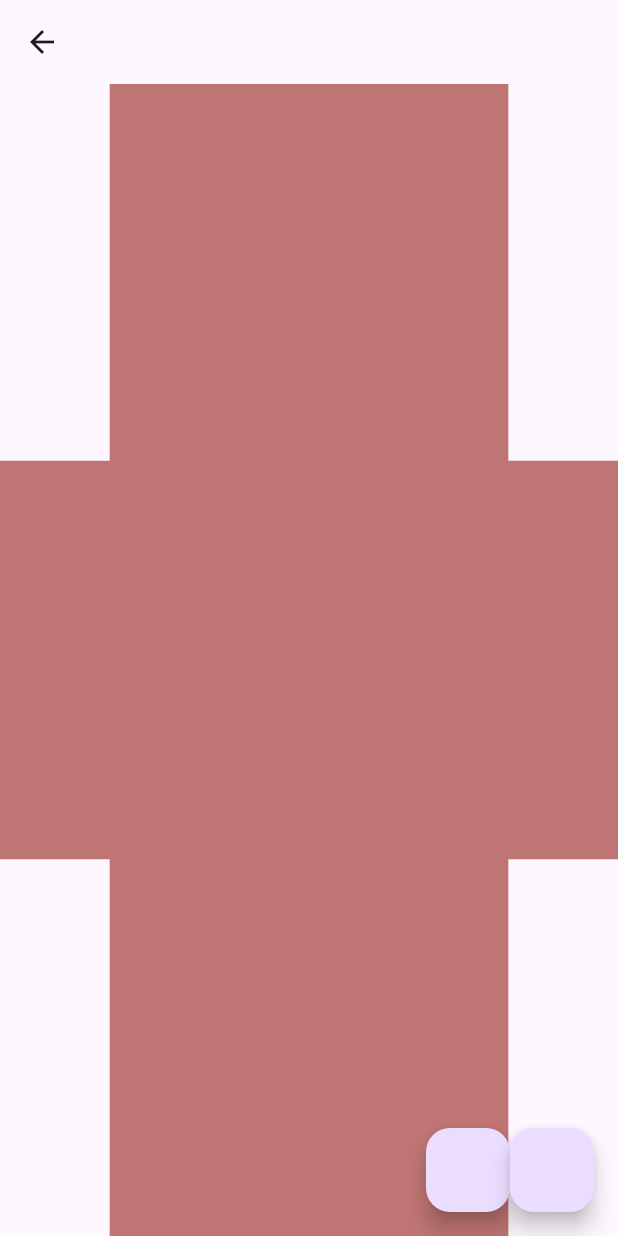
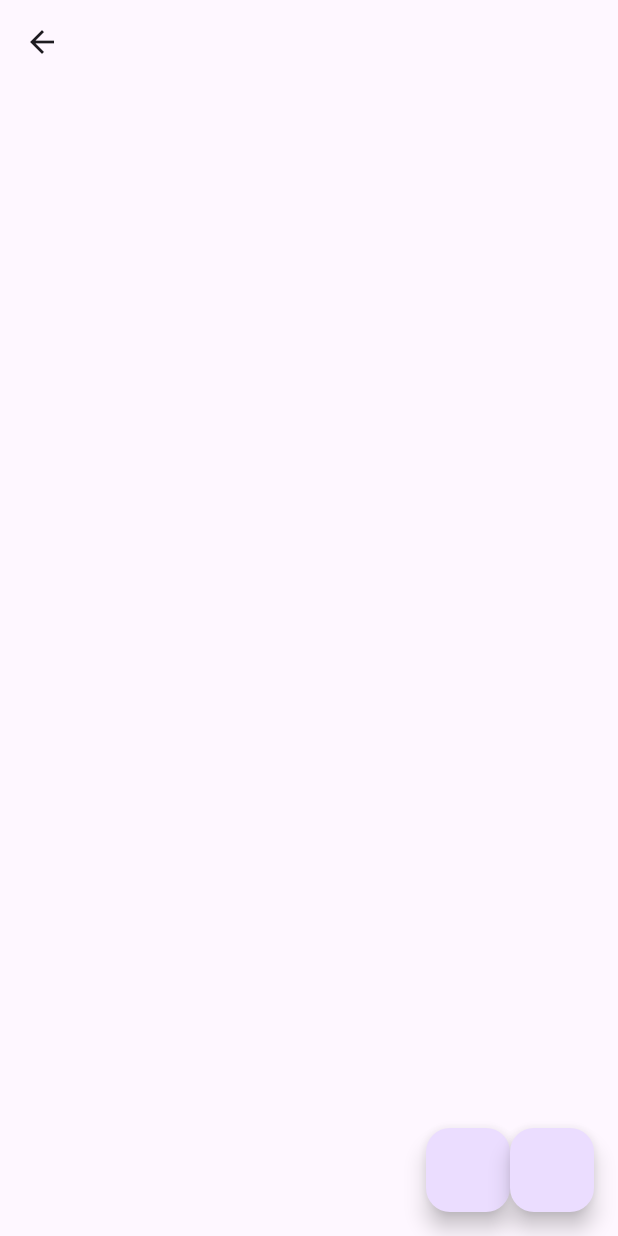
Before and after one commit to Pankaj-pm/anim_test, a Flutter app: the MyHomePage screen opened directly, after a tap on the "ac unit" icon, on a phone screen of 412 x 824 dp. Run offline on Flutter 3.47's test engine with Material 3 defaults, Android fonts, the phone set to English and light mode, and no system bars; network calls fail.

Commit message:
Explicit Animations (RotationTransition, AnimatedBuilder) Staggered Animations Tween Chaining

```diff
--- a/lib/anim_build.dart
+++ b/lib/anim_build.dart
@@ -40,32 +40,37 @@ class _AnimBuildState extends State<AnimBuild> with TickerProviderStateMixin {
             //   builder: (BuildContext context, double value, Widget? child) {
             //     return Transform.rotate(
             //       angle: pi * value / 180,
-            //       child: Text(
-            //         "Hello All",
-            //         style: TextStyle(fontSize: 30),
-            //       ),
+            //       child: TweenAnimationBuilder<double>(
+            //           tween: Tween(begin: 30, end: 100),
+            //           duration: Duration(seconds: 3),
+            //           builder: (BuildContext context, double value, Widget? child) {
+            //             return Text(
+            //               "Hello All",
+            //               style: TextStyle(fontSize: value),
+            //             );
+            //           }),
             //     );
             //   },
             // ),
-            TweenAnimationBuilder(
-              tween: ColorTween(begin: Colors.red, end: Colors.transparent),
-              duration: Duration(seconds: 3),
-              builder: (context, value, child) {
-                return TweenAnimationBuilder(
-                  tween: Tween<double>(begin: 300, end: 0),
-                  duration: Duration(seconds: 2),
-                  builder: (context, value2, child) {
-                    return Transform.scale(
-                      scale: value2,
-                      child: Icon(
-                        Icons.ac_unit,
-                        color: value,
-                      ),
-                    );
-                  },
-                );
-              },
-            ),
+            // TweenAnimationBuilder(
+            //   tween: ColorTween(begin: Colors.red, end: Colors.transparent),
+            //   duration: Duration(seconds: 3),
+            //   builder: (context, value, child) {
+            //     return TweenAnimationBuilder(
+            //       tween: Tween<double>(begin: 300, end: 0),
+            //       duration: Duration(seconds: 2),
+            //       builder: (context, value2, child) {
+            //         return Transform.scale(
+            //           scale: value2,
+            //           child: Icon(
+            //             Icons.ac_unit,
+            //             color: value,
+            //           ),
+            //         );
+            //       },
+            //     );
+            //   },
+            // ),
             // AnimatedBuilder(
             //   animation: animation,
             //   builder: (context, child) {
--- a/lib/home_page.dart
+++ b/lib/home_page.dart
@@ -36,7 +36,7 @@ class _HomePageState extends State<HomePage> with TickerProviderStateMixin {
   @override
   void initState() {
     super.initState();
-    _controller = AnimationController(vsync: this, duration: Duration(seconds: 3));
+    _controller = AnimationController(vsync: this, duration: Duration(seconds: 5));
     _controller.forward();
   }
 
--- a/lib/main.dart
+++ b/lib/main.dart
@@ -1,7 +1,7 @@
-import 'package:anim_test/adv_anim.dart';
 import 'package:anim_test/anim_build.dart';
 import 'package:anim_test/detail_page.dart';
 import 'package:anim_test/home_page.dart';
+import 'package:anim_test/new_anim_demo.dart';
 import 'package:anim_test/staggered_tween_anim.dart';
 import 'package:flutter/material.dart';
 
@@ -42,6 +42,15 @@ class _MyHomePageState extends State<MyHomePage> {
         backgroundColor: Theme.of(context).colorScheme.inversePrimary,
         title: Text(widget.title),
         actions: [
+          IconButton(
+              onPressed: () {
+                Navigator.push(context, MaterialPageRoute(
+                  builder: (context) {
+                    return NewAnimNewDemo();
+                  },
+                ));
+              },
+              icon: Icon(Icons.access_alarm)),
           IconButton(
               onPressed: () {
                 Navigator.push(context, MaterialPageRoute(
```
Also changed, not shown: lib/new_anim_demo.dart (added, +92 -0 lines).
